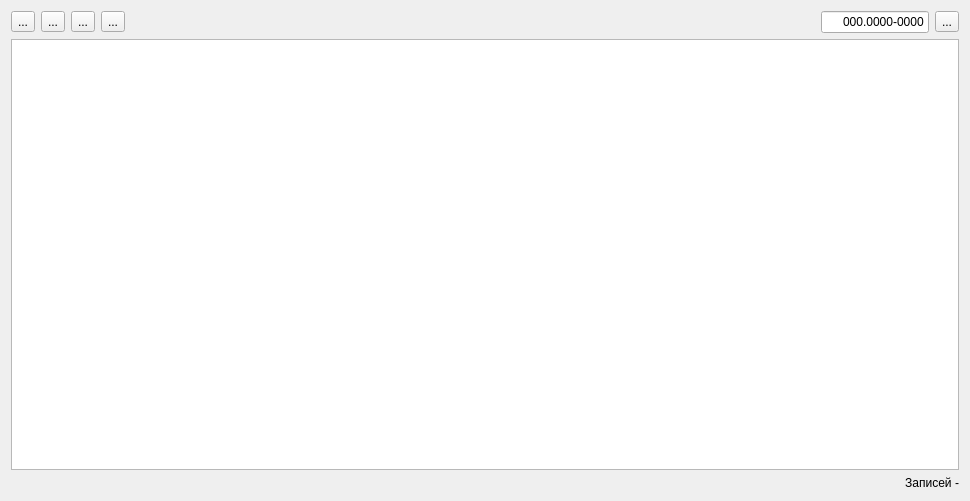
The window that src/usonicapp/forms/table.ui (Kneshal/usonicApp) describes before a commit, drawn with Qt 5.
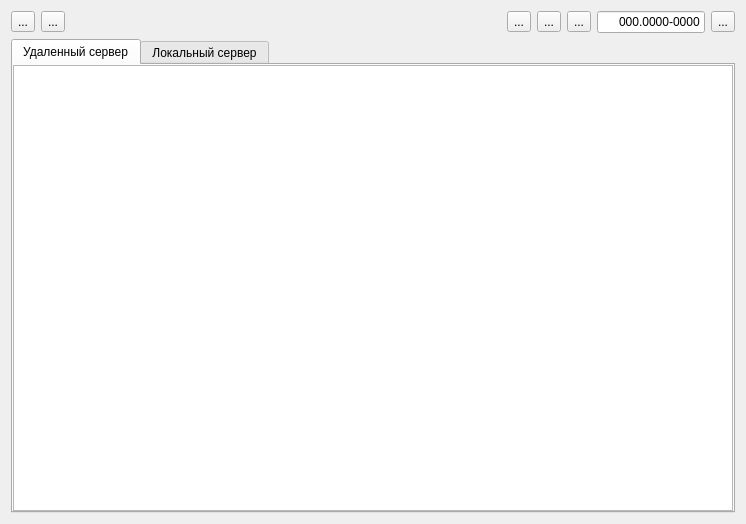
The same window after the commit.

Commit message: Finish edit records, start calc module for serial port

Diff of the .ui file:
```diff
--- a/src/usonicapp/forms/table.ui
+++ b/src/usonicapp/forms/table.ui
@@ -6,8 +6,8 @@
    <rect>
     <x>0</x>
     <y>0</y>
-    <width>970</width>
-    <height>501</height>
+    <width>746</width>
+    <height>524</height>
    </rect>
   </property>
   <property name="windowTitle">
@@ -41,50 +41,6 @@
        </property>
       </widget>
      </item>
-     <item>
-      <widget class="QToolButton" name="update_button">
-       <property name="minimumSize">
-        <size>
-         <width>20</width>
-         <height>20</height>
-        </size>
-       </property>
-       <property name="toolTip">
-        <string>Обновить</string>
-       </property>
-       <property name="text">
-        <string>...</string>
-       </property>
-       <property name="iconSize">
-        <size>
-         <width>20</width>
-         <height>20</height>
-        </size>
-       </property>
-      </widget>
-     </item>
-     <item>
-      <widget class="QToolButton" name="filter_button">
-       <property name="minimumSize">
-        <size>
-         <width>20</width>
-         <height>20</height>
-        </size>
-       </property>
-       <property name="toolTip">
-        <string>Фильтрация</string>
-       </property>
-       <property name="text">
-        <string>...</string>
-       </property>
-       <property name="iconSize">
-        <size>
-         <width>31</width>
-         <height>20</height>
-        </size>
-       </property>
-      </widget>
-     </item>
      <item>
       <widget class="QToolButton" name="delete_button">
        <property name="minimumSize">
@@ -117,6 +73,72 @@
        </property>
       </spacer>
      </item>
+     <item>
+      <widget class="QToolButton" name="temp_button">
+       <property name="minimumSize">
+        <size>
+         <width>20</width>
+         <height>20</height>
+        </size>
+       </property>
+       <property name="toolTip">
+        <string>Только временные записи</string>
+       </property>
+       <property name="text">
+        <string>...</string>
+       </property>
+       <property name="iconSize">
+        <size>
+         <width>20</width>
+         <height>20</height>
+        </size>
+       </property>
+      </widget>
+     </item>
+     <item>
+      <widget class="QToolButton" name="filter_button">
+       <property name="minimumSize">
+        <size>
+         <width>20</width>
+         <height>20</height>
+        </size>
+       </property>
+       <property name="toolTip">
+        <string>Фильтрация</string>
+       </property>
+       <property name="text">
+        <string>...</string>
+       </property>
+       <property name="iconSize">
+        <size>
+         <width>20</width>
+         <height>20</height>
+        </size>
+       </property>
+      </widget>
+     </item>
+     <item>
+      <widget class="QToolButton" name="update_button">
+       <property name="minimumSize">
+        <size>
+         <width>20</width>
+         <height>20</height>
+        </size>
+       </property>
+       <property name="toolTip">
+        <string>Обновить</string>
+       </property>
+       <property name="text">
+        <string>...</string>
+       </property>
+       <property name="iconSize">
+        <size>
+         <width>20</width>
+         <height>20</height>
+        </size>
+       </property>
+      </widget>
+     </item>
      <item>
       <widget class="QLineEdit" name="search_edit">
        <property name="sizePolicy">
@@ -167,41 +189,125 @@
     </layout>
    </item>
    <item>
-    <widget class="QTableWidget" name="table">
-     <property name="autoScroll">
-      <bool>true</bool>
+    <widget class="QTabWidget" name="tabwidget">
+     <property name="maximumSize">
+      <size>
+       <width>65000</width>
+       <height>65000</height>
+      </size>
      </property>
-     <property name="selectionBehavior">
-      <enum>QAbstractItemView::SelectRows</enum>
+     <property name="tabPosition">
+      <enum>QTabWidget::North</enum>
      </property>
-     <property name="verticalScrollMode">
-      <enum>QAbstractItemView::ScrollPerPixel</enum>
-     </property>
-     <property name="rowCount">
+     <property name="currentIndex">
       <number>0</number>
      </property>
-     <property name="columnCount">
-      <number>0</number>
-     </property>
-     <attribute name="horizontalHeaderCascadingSectionResizes">
-      <bool>false</bool>
-     </attribute>
-     <attribute name="horizontalHeaderStretchLastSection">
-      <bool>false</bool>
-     </attribute>
-     <attribute name="verticalHeaderVisible">
-      <bool>true</bool>
-     </attribute>
-    </widget>
-   </item>
-   <item>
-    <widget class="QLabel" name="records_count">
-     <property name="text">
-      <string>Записей -</string>
-     </property>
-     <property name="alignment">
-      <set>Qt::AlignRight|Qt::AlignTrailing|Qt::AlignVCenter</set>
-     </property>
+     <widget class="QWidget" name="pg_tab">
+      <property name="sizePolicy">
+       <sizepolicy hsizetype="Preferred" vsizetype="Preferred">
+        <horstretch>0</horstretch>
+        <verstretch>0</verstretch>
+       </sizepolicy>
+      </property>
+      <property name="maximumSize">
+       <size>
+        <width>16777215</width>
+        <height>16777215</height>
+       </size>
+      </property>
+      <attribute name="title">
+       <string>Удаленный сервер</string>
+      </attribute>
+      <layout class="QHBoxLayout" name="horizontalLayout_2">
+       <property name="spacing">
+        <number>0</number>
+       </property>
+       <property name="leftMargin">
+        <number>0</number>
+       </property>
+       <property name="topMargin">
+        <number>0</number>
+       </property>
+       <property name="rightMargin">
+        <number>0</number>
+       </property>
+       <property name="bottomMargin">
+        <number>0</number>
+       </property>
+       <item>
+        <widget class="QTableWidget" name="pg_table">
+         <property name="sizePolicy">
+          <sizepolicy hsizetype="Expanding" vsizetype="Expanding">
+           <horstretch>0</horstretch>
+           <verstretch>0</verstretch>
+          </sizepolicy>
+         </property>
+         <property name="maximumSize">
+          <size>
+           <width>16777215</width>
+           <height>16777215</height>
+          </size>
+         </property>
+         <property name="autoScroll">
+          <bool>true</bool>
+         </property>
+         <property name="selectionBehavior">
+          <enum>QAbstractItemView::SelectRows</enum>
+         </property>
+         <property name="verticalScrollMode">
+          <enum>QAbstractItemView::ScrollPerPixel</enum>
+         </property>
+         <property name="rowCount">
+          <number>0</number>
+         </property>
+         <property name="columnCount">
+          <number>0</number>
+         </property>
+         <attribute name="horizontalHeaderCascadingSectionResizes">
+          <bool>false</bool>
+         </attribute>
+         <attribute name="horizontalHeaderStretchLastSection">
+          <bool>false</bool>
+         </attribute>
+         <attribute name="verticalHeaderVisible">
+          <bool>false</bool>
+         </attribute>
+        </widget>
+       </item>
+      </layout>
+     </widget>
+     <widget class="QWidget" name="sqlite_tab">
+      <attribute name="title">
+       <string>Локальный сервер</string>
+      </attribute>
+      <layout class="QVBoxLayout" name="verticalLayout_2">
+       <property name="spacing">
+        <number>0</number>
+       </property>
+       <property name="leftMargin">
+        <number>0</number>
+       </property>
+       <property name="topMargin">
+        <number>0</number>
+       </property>
+       <property name="rightMargin">
+        <number>0</number>
+       </property>
+       <property name="bottomMargin">
+        <number>0</number>
+       </property>
+       <item>
+        <widget class="QTableWidget" name="sqlite_table">
+         <property name="selectionBehavior">
+          <enum>QAbstractItemView::SelectRows</enum>
+         </property>
+         <property name="verticalScrollMode">
+          <enum>QAbstractItemView::ScrollPerPixel</enum>
+         </property>
+        </widget>
+       </item>
+      </layout>
+     </widget>
     </widget>
    </item>
   </layout>
```
The commit also changes 18 other files.
